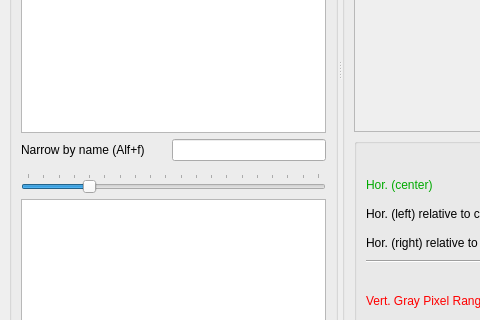
Qt form UI/UI_Mainwindow.ui (garid3000/bps_spectrometer_gui) before a commit; both pictures show x 0 to 480 and y 314 to 634 of the 1229 by 748 pixel window.
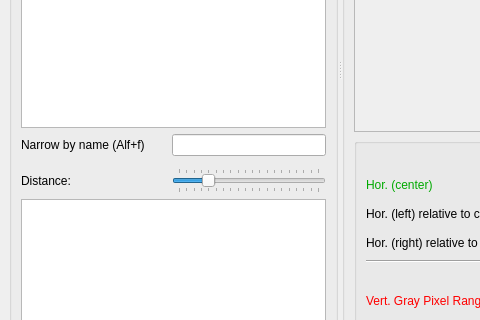
The same form after that commit. Icons and pictures are not drawn. Custom widgets are drawn as their Qt base class.

Commit message: Distance Slider value displayed in the qlabel inside text

Patch:
```diff
--- a/UI/UI_Mainwindow.ui
+++ b/UI/UI_Mainwindow.ui
@@ -70,31 +70,6 @@
              </property>
             </widget>
            </item>
-           <item row="6" column="0" colspan="2">
-            <widget class="QSlider" name="hs_target_distance">
-             <property name="minimum">
-              <number>20</number>
-             </property>
-             <property name="maximum">
-              <number>400</number>
-             </property>
-             <property name="singleStep">
-              <number>10</number>
-             </property>
-             <property name="sliderPosition">
-              <number>100</number>
-             </property>
-             <property name="orientation">
-              <enum>Qt::Orientation::Horizontal</enum>
-             </property>
-             <property name="tickPosition">
-              <enum>QSlider::TickPosition::TicksAbove</enum>
-             </property>
-             <property name="tickInterval">
-              <number>20</number>
-             </property>
-            </widget>
-           </item>
            <item row="0" column="0" colspan="2">
             <widget class="QCheckBox" name="cb_ft_filter">
              <property name="toolTip">
@@ -161,6 +136,38 @@
            <item row="5" column="0" colspan="2">
             <widget class="ImageView" name="graph_webcam" native="true"/>
            </item>
+           <item row="6" column="1">
+            <widget class="QSlider" name="hs_target_distance">
+             <property name="minimum">
+              <number>20</number>
+             </property>
+             <property name="maximum">
+              <number>400</number>
+             </property>
+             <property name="singleStep">
+              <number>10</number>
+             </property>
+             <property name="sliderPosition">
+              <number>100</number>
+             </property>
+             <property name="orientation">
+              <enum>Qt::Orientation::Horizontal</enum>
+             </property>
+             <property name="tickPosition">
+              <enum>QSlider::TickPosition::TicksBothSides</enum>
+             </property>
+             <property name="tickInterval">
+              <number>20</number>
+             </property>
+            </widget>
+           </item>
+           <item row="6" column="0">
+            <widget class="QLabel" name="l_target_distance">
+             <property name="text">
+              <string>Distance:</string>
+             </property>
+            </widget>
+           </item>
           </layout>
          </widget>
         </item>
```
The commit also changes 2 other files.
